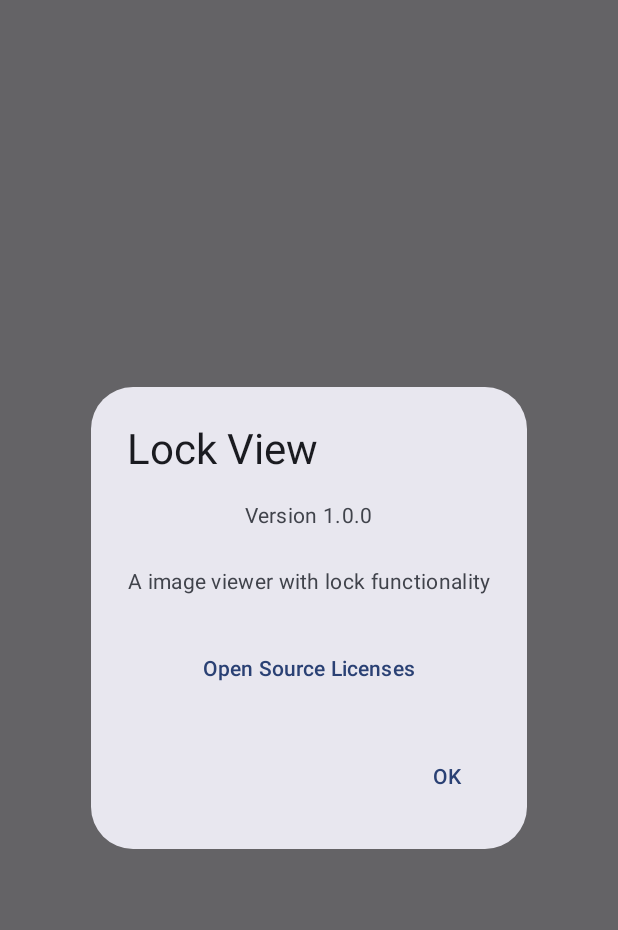
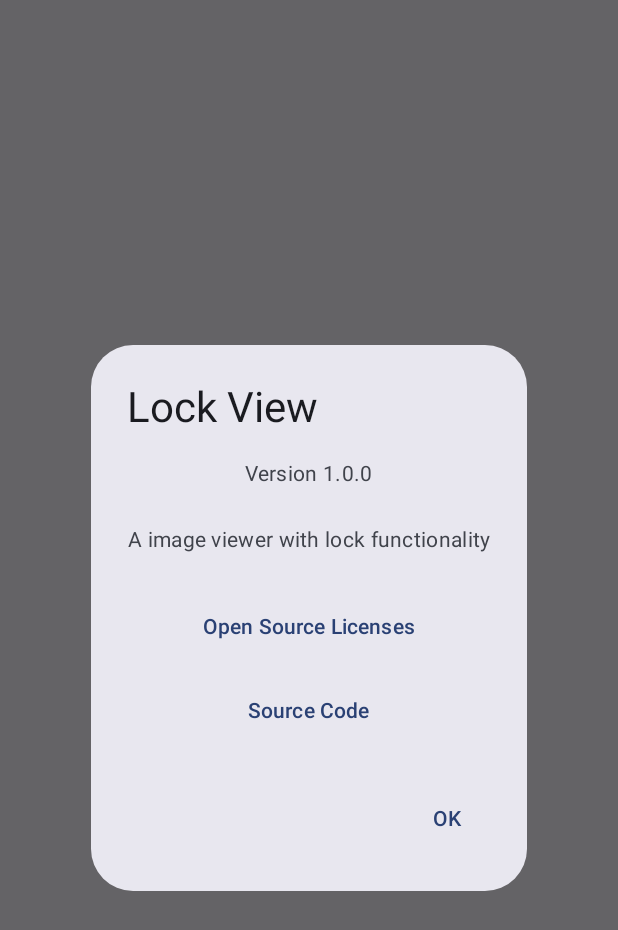
Before and after one commit to zac15987/LockView, an Android app built with Jetpack Compose: the composable AboutDialog shown on its own in the app's theme, on a phone screen of 412 x 824 dp. Shown: the top 930 px of the screen. Run offline under Robolectric (Android 15) with nearby library versions, the light colour scheme and no system bars.

Commit message:
feat: add source code link to About dialog
Adds a clickable "Source Code" button in the AboutDialog that opens
the repository URL using Android's Intent system. Includes string
resources in English and Traditional Chinese. Placeholder URL can
be updated later.

```diff
--- a/app/src/main/java/com/zac15987/lockview/ui/components/LicensesDialog.kt
+++ b/app/src/main/java/com/zac15987/lockview/ui/components/LicensesDialog.kt
@@ -7,6 +7,7 @@ import androidx.compose.material3.*
 import androidx.compose.runtime.Composable
 import androidx.compose.ui.Alignment
 import androidx.compose.ui.Modifier
+import androidx.compose.ui.platform.LocalContext
 import androidx.compose.ui.text.font.FontFamily
 import androidx.compose.ui.text.font.FontWeight
 import androidx.compose.ui.text.style.TextAlign
@@ -15,12 +16,17 @@ import androidx.compose.ui.window.Dialog
 import androidx.compose.ui.res.stringResource
 import androidx.compose.ui.window.DialogProperties
 import com.zac15987.lockview.R
+import android.content.Intent
+import android.net.Uri
 
 @Composable
 fun AboutDialog(
     onDismissRequest: () -> Unit,
     onShowLicenses: () -> Unit
 ) {
+    val context = LocalContext.current
+    val repositoryUrl = stringResource(R.string.repository_url)
+
     AlertDialog(
         onDismissRequest = onDismissRequest,
         title = {
@@ -48,6 +54,14 @@ fun AboutDialog(
                 Spacer(modifier = Modifier.height(8.dp))
                 TextButton(onClick = onShowLicenses) {
                     Text(stringResource(R.string.open_source_licenses))
+                }
+                TextButton(
+                    onClick = {
+                        val intent = Intent(Intent.ACTION_VIEW, Uri.parse(repositoryUrl))
+                        context.startActivity(intent)
+                    }
+                ) {
+                    Text(stringResource(R.string.source_code))
                 }
             }
         },
--- a/app/src/main/res/values/strings.xml
+++ b/app/src/main/res/values/strings.xml
@@ -49,6 +49,8 @@
     <string name="app_version">Version 1.0.0</string>
     <string name="app_description">A image viewer with lock functionality</string>
     <string name="open_source_licenses">Open Source Licenses</string>
+    <string name="source_code">Source Code</string>
+    <string name="repository_url">https://gitlab.com/zac15987/LockView</string>
 
     <!-- Licenses Dialog -->
     <string name="imageviewer_library_name">ImageViewer for Jetpack Compose</string>
```
Also changed, not shown: 1 other file.
